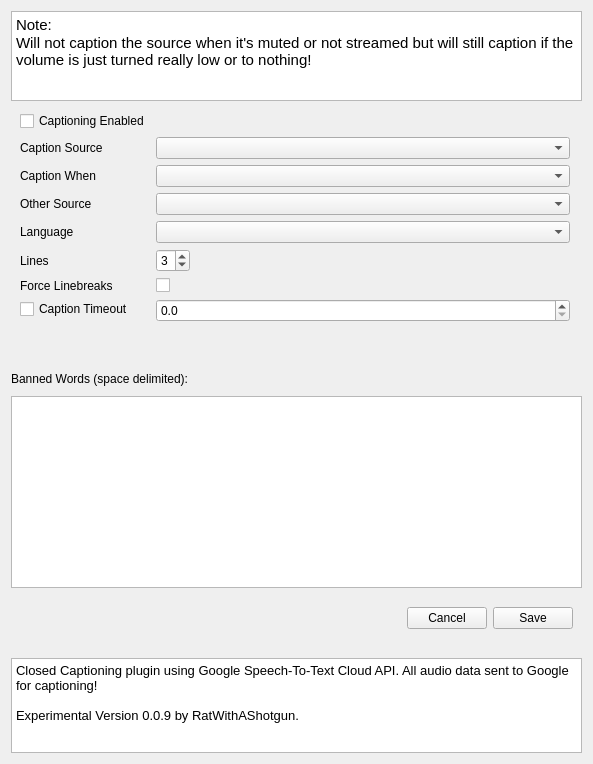
Old version of the form src/ui/CaptionSettingsWidget.ui in the repository 0x01050/google-live-captions-obs-plugin.
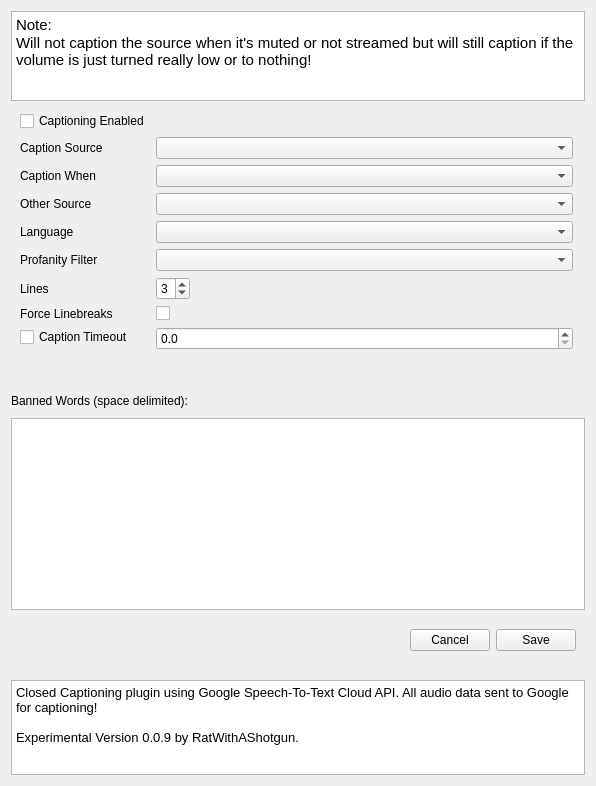
New version of the form.

Commit message: add option to enable (the very unreliable) API profanity filter

```diff
--- a/src/ui/CaptionSettingsWidget.ui
+++ b/src/ui/CaptionSettingsWidget.ui
@@ -6,8 +6,8 @@
    <rect>
     <x>0</x>
     <y>0</y>
-    <width>593</width>
-    <height>764</height>
+    <width>596</width>
+    <height>786</height>
    </rect>
   </property>
   <property name="sizePolicy">
@@ -147,14 +147,14 @@
         </property>
        </widget>
       </item>
-      <item row="7" column="0">
+      <item row="8" column="0">
        <widget class="QLabel" name="label_2">
         <property name="text">
          <string>Lines</string>
         </property>
        </widget>
       </item>
-      <item row="7" column="1">
+      <item row="8" column="1">
        <widget class="QSpinBox" name="lineCountSpinBox">
         <property name="sizePolicy">
          <sizepolicy hsizetype="Fixed" vsizetype="Fixed">
@@ -173,28 +173,28 @@
         </property>
        </widget>
       </item>
-      <item row="9" column="0">
+      <item row="10" column="0">
        <widget class="QLabel" name="label_3">
         <property name="text">
          <string>Force Linebreaks</string>
         </property>
        </widget>
       </item>
-      <item row="9" column="1">
+      <item row="10" column="1">
        <widget class="QCheckBox" name="insertLinebreaksCheckBox">
         <property name="text">
          <string/>
         </property>
        </widget>
       </item>
-      <item row="10" column="0">
+      <item row="11" column="0">
        <widget class="QCheckBox" name="captionTimeoutEnabledCheckBox">
         <property name="text">
          <string>Caption Timeout</string>
         </property>
        </widget>
       </item>
-      <item row="10" column="1">
+      <item row="11" column="1">
        <widget class="QDoubleSpinBox" name="captionTimeoutDoubleSpinBox">
         <property name="decimals">
          <number>1</number>
@@ -218,6 +218,23 @@
         </property>
        </widget>
       </item>
+      <item row="7" column="0">
+       <widget class="QLabel" name="label_7">
+        <property name="text">
+         <string>Profanity Filter</string>
+        </property>
+       </widget>
+      </item>
+      <item row="7" column="1">
+       <widget class="QComboBox" name="profanityFilterComboBox">
+        <property name="minimumSize">
+         <size>
+          <width>250</width>
+          <height>0</height>
+         </size>
+        </property>
+       </widget>
+      </item>
      </layout>
     </widget>
    </item>
```
The commit also changes 4 other files.
